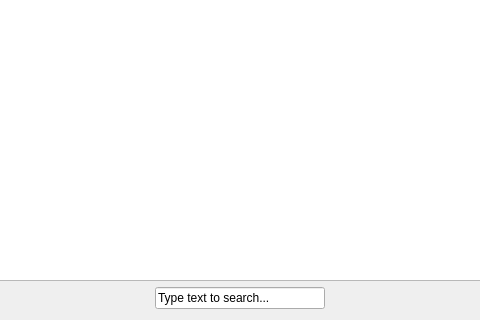
The window that src/history.ui (psi-im/psi) describes before a commit, drawn with Qt 5; both pictures show x 338 to 818 and y 356 to 676 of the 930 by 676 pixel window.
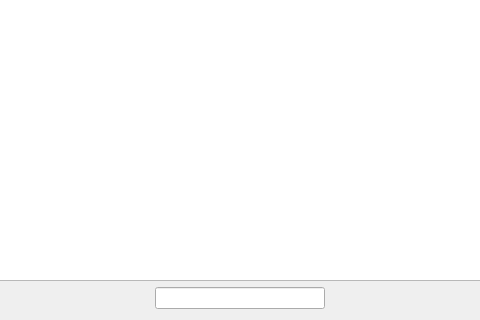
The same window after the commit. Custom widgets are drawn as their Qt base class.

Commit message: redesigned Message History dialog and cleaned code a little

```diff
--- a/src/history.ui
+++ b/src/history.ui
@@ -105,7 +105,7 @@
      <item>
       <widget class="QLineEdit" name="searchField">
        <property name="text">
-        <string>Type text to search...</string>
+        <string/>
        </property>
       </widget>
      </item>
```
The commit also changes 2 other files.
